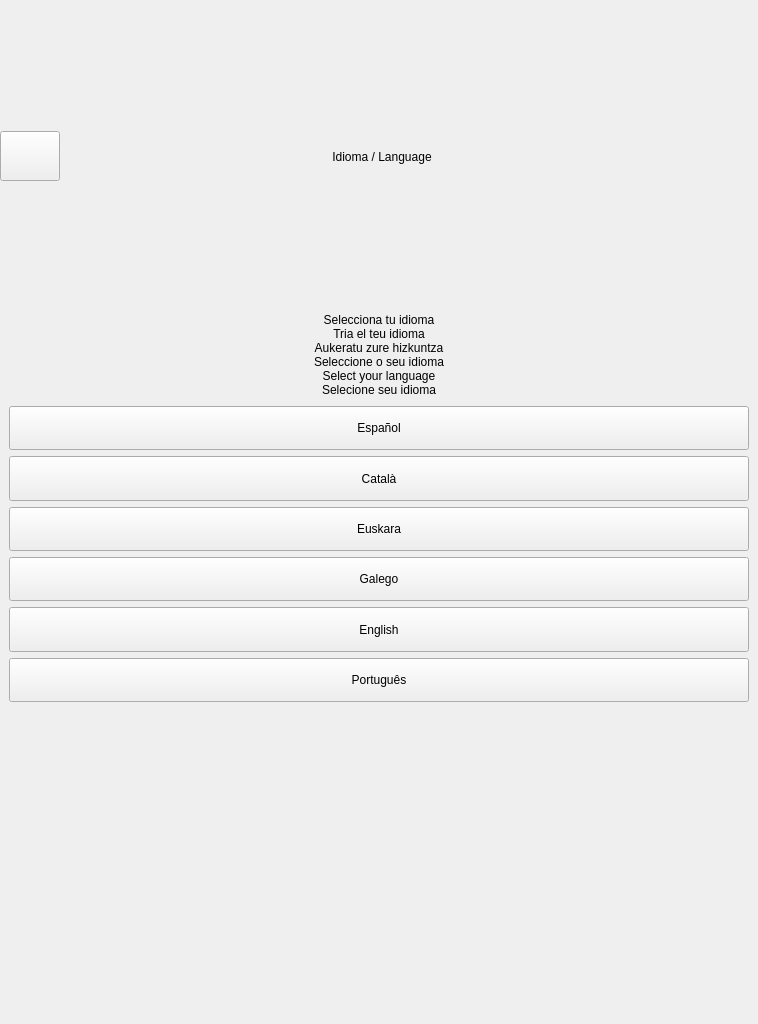
bq/cervantes, file bqWizard/ui/WizardLanguage.ui: the form before one commit.
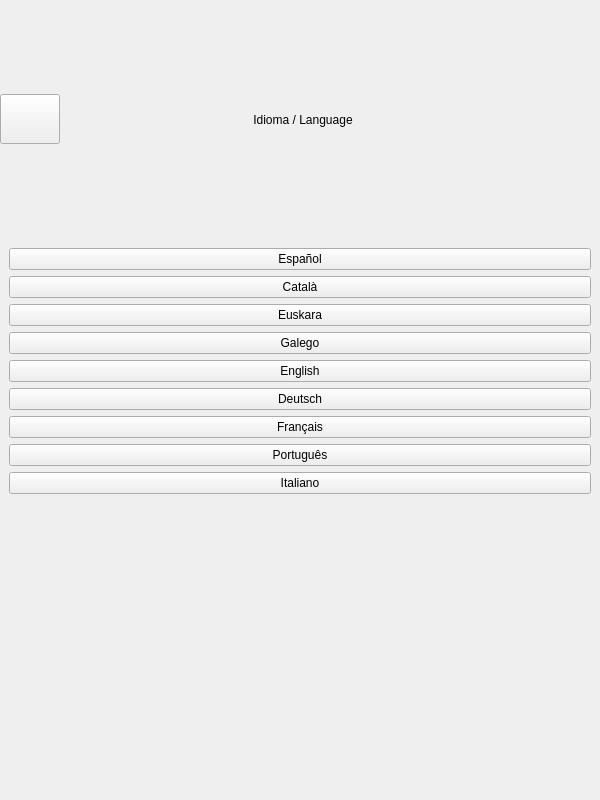
The form after the commit.

```diff
--- a/bqWizard/ui/WizardLanguage.ui
+++ b/bqWizard/ui/WizardLanguage.ui
@@ -6,8 +6,8 @@
    <rect>
     <x>0</x>
     <y>0</y>
-    <width>758</width>
-    <height>1024</height>
+    <width>600</width>
+    <height>800</height>
    </rect>
   </property>
   <property name="sizePolicy">
@@ -18,14 +18,14 @@
   </property>
   <property name="minimumSize">
    <size>
-    <width>758</width>
-    <height>1024</height>
+    <width>600</width>
+    <height>800</height>
    </size>
   </property>
   <property name="maximumSize">
    <size>
-    <width>758</width>
-    <height>1024</height>
+    <width>600</width>
+    <height>800</height>
    </size>
   </property>
   <property name="focusPolicy">
@@ -41,9 +41,18 @@
    <property name="spacing">
     <number>0</number>
    </property>
-   <property name="margin">
+   <property name="leftMargin">
     <number>0</number>
    </property>
+   <property name="topMargin">
+    <number>0</number>
+   </property>
+   <property name="rightMargin">
+    <number>0</number>
+   </property>
+   <property name="bottomMargin">
+    <number>10</number>
+   </property>
    <item>
     <widget class="QFrame" name="languageHeaderCont">
      <layout class="QHBoxLayout" name="horizontalLayout">
@@ -125,33 +134,16 @@
      </layout>
     </widget>
    </item>
-   <item>
-    <widget class="QLabel" name="stepInfoLabel">
-     <property name="lineWidth">
-      <number>1</number>
-     </property>
-     <property name="midLineWidth">
-      <number>0</number>
-     </property>
-     <property name="text">
-      <string notr="true">Selecciona tu idioma 
-Tria el teu idioma
-Aukeratu zure hizkuntza
-Seleccione o seu idioma
-Select your language
-Selecione seu idioma</string>
-     </property>
-     <property name="alignment">
-      <set>Qt::AlignCenter</set>
-     </property>
-     <property name="wordWrap">
-      <bool>true</bool>
-     </property>
-     <property name="indent">
-      <number>0</number>
-     </property>
-    </widget>
-   </item>
+ 	<item>
+       <widget class="QFrame" name="wizardLanguageMarginTop">
+        <property name="frameShape">
+         <enum>QFrame::StyledPanel</enum>
+        </property>
+        <property name="frameShadow">
+         <enum>QFrame::Raised</enum>
+        </property>
+       </widget>
+      </item>
    <item>
     <widget class="QWidget" name="LanguageMenuListCont" native="true">
      <property name="minimumSize">
@@ -172,6 +164,12 @@
           <verstretch>0</verstretch>
          </sizepolicy>
         </property>
+        <property name="minimumSize">
+         <size>
+          <width>0</width>
+          <height>0</height>
+         </size>
+        </property>
         <property name="focusPolicy">
          <enum>Qt::NoFocus</enum>
         </property>
@@ -188,6 +186,12 @@
           <verstretch>0</verstretch>
          </sizepolicy>
         </property>
+        <property name="minimumSize">
+         <size>
+          <width>0</width>
+          <height>0</height>
+         </size>
+        </property>
         <property name="focusPolicy">
          <enum>Qt::NoFocus</enum>
         </property>
@@ -204,6 +208,12 @@
           <verstretch>0</verstretch>
          </sizepolicy>
         </property>
+        <property name="minimumSize">
+         <size>
+          <width>0</width>
+          <height>0</height>
+         </size>
+        </property>
         <property name="focusPolicy">
          <enum>Qt::NoFocus</enum>
         </property>
@@ -220,6 +230,12 @@
           <verstretch>0</verstretch>
          </sizepolicy>
         </property>
+        <property name="minimumSize">
+         <size>
+          <width>0</width>
+          <height>0</height>
+         </size>
+        </property>
         <property name="focusPolicy">
          <enum>Qt::NoFocus</enum>
         </property>
@@ -236,6 +252,12 @@
           <verstretch>0</verstretch>
          </sizepolicy>
         </property>
+        <property name="minimumSize">
+         <size>
+          <width>0</width>
+          <height>0</height>
+         </size>
+        </property>
         <property name="focusPolicy">
          <enum>Qt::NoFocus</enum>
         </property>
@@ -244,6 +266,50 @@
         </property>
        </widget>
       </item>
+      <item>
+       <widget class="QPushButton" name="gerBtn">
+        <property name="sizePolicy">
+         <sizepolicy hsizetype="Expanding" vsizetype="Expanding">
+          <horstretch>0</horstretch>
+          <verstretch>0</verstretch>
+         </sizepolicy>
+        </property>
+        <property name="minimumSize">
+         <size>
+          <width>0</width>
+          <height>0</height>
+         </size>
+        </property>
+        <property name="focusPolicy">
+         <enum>Qt::NoFocus</enum>
+        </property>
+        <property name="text">
+         <string notr="true">Deutsch</string>
+        </property>
+       </widget>
+      </item>
+      <item>
+       <widget class="QPushButton" name="freBtn">
+        <property name="sizePolicy">
+         <sizepolicy hsizetype="Expanding" vsizetype="Expanding">
+          <horstretch>0</horstretch>
+          <verstretch>0</verstretch>
+         </sizepolicy>
+        </property>
+        <property name="minimumSize">
+         <size>
+          <width>0</width>
+          <height>0</height>
+         </size>
+        </property>
+        <property name="focusPolicy">
+         <enum>Qt::NoFocus</enum>
+        </property>
+        <property name="text">
+         <string notr="true">Français</string>
+        </property>
+       </widget>
+      </item>
       <item>
        <widget class="QPushButton" name="porBtn">
         <property name="sizePolicy">
@@ -252,6 +318,12 @@
           <verstretch>0</verstretch>
          </sizepolicy>
         </property>
+        <property name="minimumSize">
+         <size>
+          <width>0</width>
+          <height>0</height>
+         </size>
+        </property>
         <property name="focusPolicy">
          <enum>Qt::NoFocus</enum>
         </property>
@@ -260,6 +332,28 @@
         </property>
        </widget>
       </item>
+      <item>
+       <widget class="QPushButton" name="itaBtn">
+        <property name="sizePolicy">
+         <sizepolicy hsizetype="Expanding" vsizetype="Expanding">
+          <horstretch>0</horstretch>
+          <verstretch>0</verstretch>
+         </sizepolicy>
+        </property>
+        <property name="minimumSize">
+         <size>
+          <width>0</width>
+          <height>0</height>
+         </size>
+        </property>
+        <property name="focusPolicy">
+         <enum>Qt::NoFocus</enum>
+        </property>
+        <property name="text">
+         <string notr="true">Italiano</string>
+        </property>
+       </widget>
+      </item>
      </layout>
     </widget>
    </item>
```
